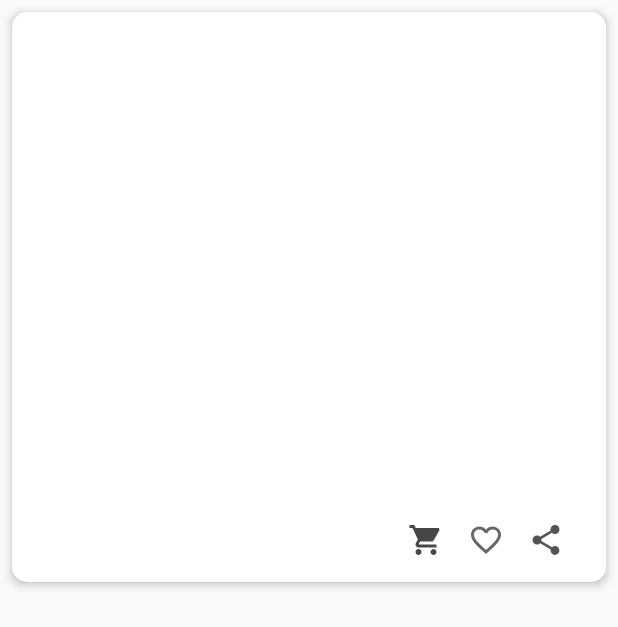
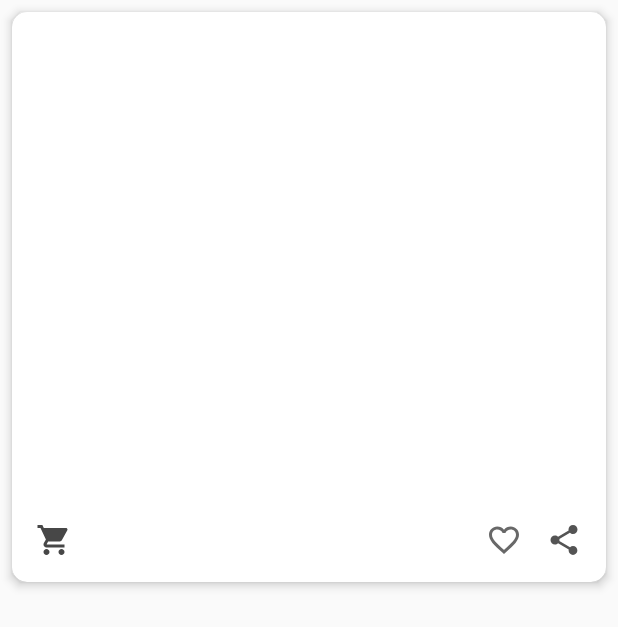
Before and after one commit to DiegoDigo/CrocheMaria, an Android app: the layout layout_produto.xml on its own in the app's theme, with its tools: preview values and no code run, on a phone screen of 412 x 824 dp. Shown: the top 627 px of the screen. Run offline under Robolectric (Android 15) with nearby library versions, the phone set to English and light mode, and no system bars.

Commit message:
melhorando o layout

```diff
--- a/app/src/main/res/layout/layout_produto.xml
+++ b/app/src/main/res/layout/layout_produto.xml
@@ -27,7 +27,7 @@
             android:layout_height="wrap_content"
             android:paddingLeft="16dp"
             android:paddingRight="16dp"
-            android:paddingTop="24dp"
+            android:paddingTop="30dp"
             android:textColor="@color/titleCard"
             android:textSize="24sp"
             android:textStyle="bold" />
@@ -50,42 +50,38 @@
         android:layout_gravity="bottom"
         android:padding="8dp">
 
-
-        <ImageView
-            android:id="@+id/comp"
+        <ImageButton
             android:layout_width="wrap_content"
             android:layout_height="wrap_content"
-            android:adjustViewBounds="false"
-            android:contentDescription="@string/descricaoComp"
+            android:src="@drawable/ic_share"
             android:padding="8dp"
-            android:scaleType="fitXY"
-            android:src="@drawable/ic_share"
-            android:layout_marginEnd="12dp"
+            android:id="@+id/compartilhar"
+            android:background="?android:attr/selectableItemBackground"
             android:layout_alignParentTop="true"
             android:layout_alignParentEnd="true"
-            android:clickable="true" />
+            android:contentDescription="@string/descricaoComp" />
 
-        <ImageView
-            android:id="@+id/like"
+        <ImageButton
             android:layout_width="wrap_content"
             android:layout_height="wrap_content"
-            android:contentDescription="@string/descricaoFa"
+            android:src="@drawable/ic_like"
+            android:id="@+id/like"
             android:padding="8dp"
-            android:src="@drawable/ic_like"
-            android:layout_toStartOf="@+id/comp"
+            android:background="?android:attr/selectableItemBackground"
             android:layout_alignParentTop="true"
-            android:clickable="true" />
+            android:layout_toStartOf="@+id/compartilhar"
+            android:contentDescription="@string/descricaoFa" />
 
-        <ImageView
-            android:id="@+id/buy"
+        <ImageButton
             android:layout_width="wrap_content"
             android:layout_height="wrap_content"
-            android:contentDescription="@string/buy"
+            android:src="@drawable/ic_shopping"
+            android:id="@+id/comprar"
             android:padding="8dp"
-            android:src="@drawable/ic_shopping"
+            android:background="?android:attr/selectableItemBackground"
             android:layout_alignParentTop="true"
-            android:layout_toStartOf="@+id/like"
-            android:clickable="true" />
+            android:layout_alignParentStart="true"
+            android:contentDescription="@string/buy" />
 
     </RelativeLayout>
 
```
Also changed, not shown: app/src/main/java/com/diego/crochemaria/adapters/ProdutoAdapterRecly.java (+5 -7 lines), app/src/main/java/com/diego/crochemaria/views/MainActivity.java (+20 -32 lines).
